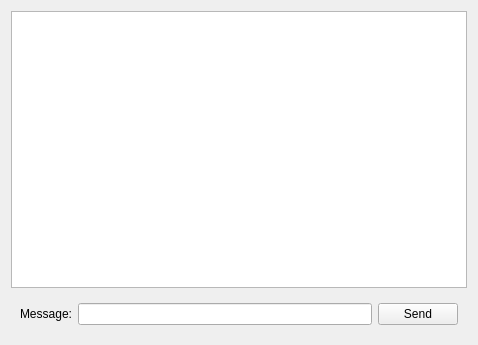
Qt form Server/ClientChatWidget.ui (ZeroZeroZerooZeroo/Messenger) before a commit.
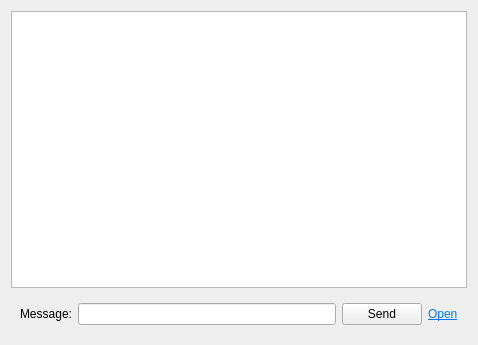
The same form after that commit.

```diff
--- a/Server/ClientChatWidget.ui
+++ b/Server/ClientChatWidget.ui
@@ -37,6 +37,13 @@
         </property>
        </widget>
       </item>
+      <item>
+       <widget class="QLabel" name="lblOpenFolder">
+        <property name="text">
+         <string>&lt;html&gt;&lt;head/&gt;&lt;body&gt;&lt;p&gt;&lt;a href=&quot;#&quot;&gt;&lt;span style=&quot; text-decoration: underline; color:#007af4;&quot;&gt;Open&lt;/span&gt;&lt;/a&gt;&lt;/p&gt;&lt;/body&gt;&lt;/html&gt;</string>
+        </property>
+       </widget>
+      </item>
      </layout>
     </widget>
    </item>
```
Left out of the diff: 2 changed lines with no effect on the pictures.
